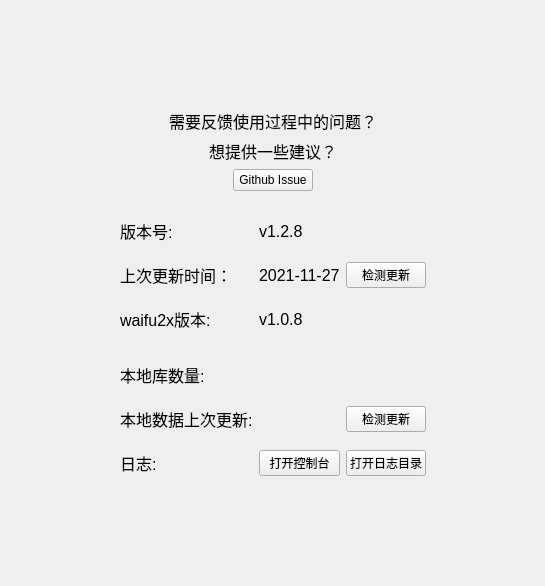
This is ui/ui_help.ui in tonquer/picacg-qt as Qt 5 draws it before an edit. The edited form follows.
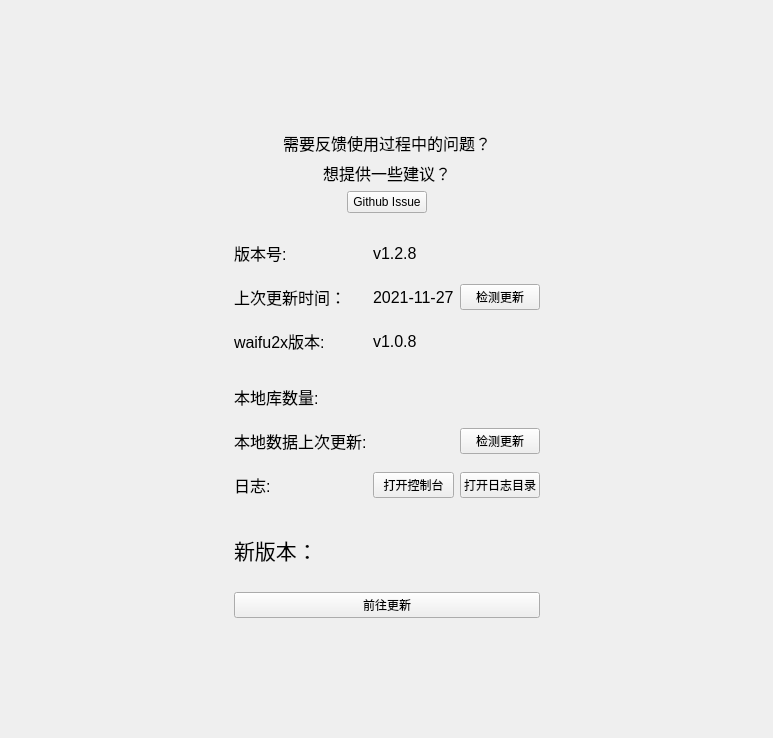
This is the edited form. Icons and pictures are not drawn. Custom widgets are drawn as their Qt base class.

Patch:
```diff
--- a/ui/ui_help.ui
+++ b/ui/ui_help.ui
@@ -6,8 +6,8 @@
    <rect>
     <x>0</x>
     <y>0</y>
-    <width>545</width>
-    <height>586</height>
+    <width>773</width>
+    <height>738</height>
    </rect>
   </property>
   <property name="windowTitle">
@@ -27,9 +27,9 @@
       <property name="geometry">
        <rect>
         <x>0</x>
-        <y>-20</y>
-        <width>508</width>
-        <height>586</height>
+        <y>0</y>
+        <width>753</width>
+        <height>718</height>
        </rect>
       </property>
       <layout class="QVBoxLayout" name="verticalLayout_3">
@@ -295,6 +295,42 @@
               </layout>
              </widget>
             </item>
+            <item>
+             <widget class="QWidget" name="updateWidget" native="true">
+              <layout class="QVBoxLayout" name="verticalLayout_4">
+               <item>
+                <widget class="QLabel" name="label_8">
+                 <property name="font">
+                  <font>
+                   <pointsize>16</pointsize>
+                  </font>
+                 </property>
+                 <property name="text">
+                  <string>新版本：</string>
+                 </property>
+                </widget>
+               </item>
+               <item>
+                <widget class="QLabel" name="updateLabel">
+                 <property name="text">
+                  <string/>
+                 </property>
+                </widget>
+               </item>
+               <item>
+                <widget class="QPushButton" name="updateButton">
+                 <property name="text">
+                  <string>前往更新</string>
+                 </property>
+                 <property name="icon">
+                  <iconset resource="../res/images.qrc">
+                   <normaloff>:/png/icon/new.svg</normaloff>:/png/icon/new.svg</iconset>
+                 </property>
+                </widget>
+               </item>
+              </layout>
+             </widget>
+            </item>
             <item>
              <spacer name="verticalSpacer">
               <property name="orientation">
```
